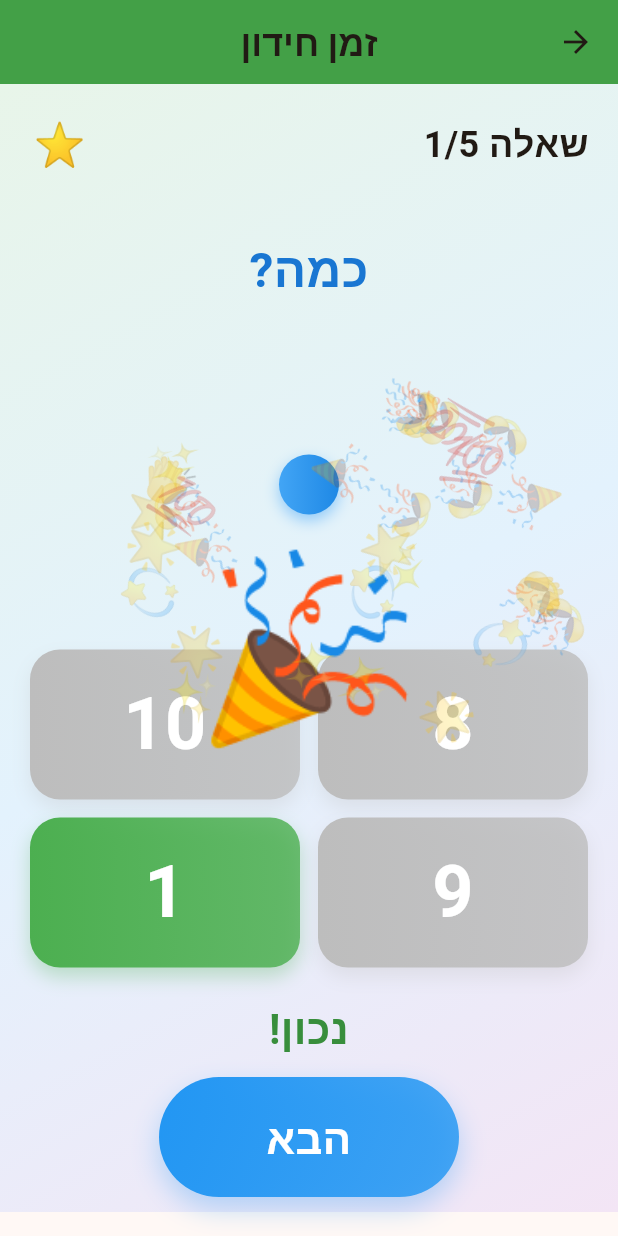
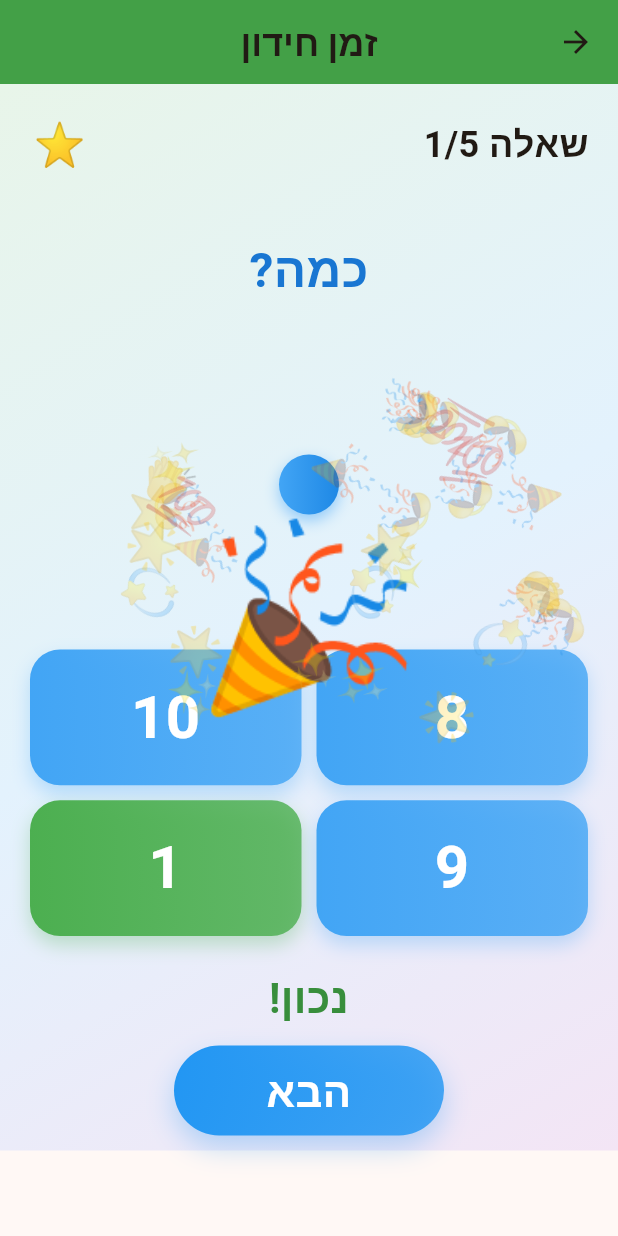
Before and after one commit to cohenra/learning-games, a Flutter app: the NumbersQuizScreen screen opened directly, after a tap on an icon or button, on a phone screen of 412 x 824 dp. Run offline on Flutter 3.47's test engine with Material 3 defaults, Android fonts, the phone set to English and light mode, and no system bars; our stand-ins replace flutter_tts, shared_preferences; accounts and stored records are empty; Roboto replaces fonts that are missing (Rubik).

Commit message:
Improve UI sizing and quiz logic
- Reduce button and card sizes for better screen fit
- Fix quiz to allow retries on wrong answers (don't show correct answer)
- Add sound feedback for correct/wrong answers
- Remove old unused directories (core, games, ui, models, utils)
- Improve spacing and proportions throughout

```diff
--- a/lib/modules/numbers/numbers_quiz_screen.dart
+++ b/lib/modules/numbers/numbers_quiz_screen.dart
@@ -56,7 +56,8 @@ class _NumbersQuizScreenState extends State<NumbersQuizScreen> {
   }
 
   void _handleAnswer(int answer) {
-    if (_selectedAnswer != null) return; // כבר נענה
+    // אם כבר ענו נכון, אל תאפשר לחיצות נוספות
+    if (_isCorrect == true) return;
 
     final appProvider = context.read<AppProvider>();
     final isCorrect = answer == _correctAnswer;
@@ -66,21 +67,37 @@ class _NumbersQuizScreenState extends State<NumbersQuizScreen> {
       _isCorrect = isCorrect;
     });
 
-    // רשום תשובה
-    appProvider.recordAnswer('numbers', isCorrect);
+    if (isCorrect) {
+      // רק תשובות נכונות נספרות
+      appProvider.recordAnswer('numbers', isCorrect);
 
-    if (isCorrect) {
       setState(() {
         _score++;
         _showReward = true;
       });
       appProvider.addStar('numbers');
 
+      // נגן סאונד תשובה נכונה
+      appProvider.speak(Localizations.localeOf(context).languageCode == 'he' ? 'כל הכבוד!' : 'Great job!');
+
       // הסתר את הפרס אחרי 2 שניות
       Future.delayed(const Duration(seconds: 2), () {
         if (mounted) {
           setState(() {
             _showReward = false;
+          });
+        }
+      });
+    } else {
+      // תשובה שגויה - נגן סאונד ואפשר ניסיון נוסף
+      appProvider.speak(Localizations.localeOf(context).languageCode == 'he' ? 'נסה שוב' : 'Try again');
+
+      // אפס את הבחירה אחרי שניה כדי שיוכל לנסות שוב
+      Future.delayed(const Duration(milliseconds: 800), () {
+        if (mounted && _isCorrect == false) {
+          setState(() {
+            _selectedAnswer = null;
+            _isCorrect = null;
           });
         }
       });
@@ -101,15 +118,17 @@ class _NumbersQuizScreenState extends State<NumbersQuizScreen> {
       return Colors.blue.shade400;
     }
 
-    if (option == _correctAnswer) {
-      return Colors.green.shade500;
+    // אם בחרו את האופציה הזו
+    if (option == _selectedAnswer) {
+      if (_isCorrect == true) {
+        return Colors.green.shade500; // נכון - ירוק
+      } else {
+        return Colors.red.shade500; // שגוי - אדום
+      }
     }
 
-    if (option == _selectedAnswer && !_isCorrect!) {
-      return Colors.red.shade500;
-    }
-
-    return Colors.grey.shade400;
+    // כפתורים שלא נבחרו נשארים כחולים (לא מראים את התשובה הנכונה!)
+    return Colors.blue.shade400;
   }
 
   @override
@@ -230,9 +249,9 @@ class _NumbersQuizScreenState extends State<NumbersQuizScreen> {
                       crossAxisCount: 2,
                       shrinkWrap: true,
                       physics: const NeverScrollableScrollPhysics(),
-                      mainAxisSpacing: 12,
-                      crossAxisSpacing: 12,
-                      childAspectRatio: 1.8,
+                      mainAxisSpacing: 10,
+                      crossAxisSpacing: 10,
+                      childAspectRatio: 2.0,
                       children: _options.map((option) {
                         return GestureDetector(
                           onTap: () => _handleAnswer(option),
@@ -259,7 +278,7 @@ class _NumbersQuizScreenState extends State<NumbersQuizScreen> {
                               child: Text(
                                 '$option',
                                 style: const TextStyle(
-                                  fontSize: 48,
+                                  fontSize: 40,
                                   fontWeight: FontWeight.bold,
                                   color: Colors.white,
                                 ),
@@ -271,20 +290,18 @@ class _NumbersQuizScreenState extends State<NumbersQuizScreen> {
                     ),
                   ),
 
-                  // משוב וכפתור הבא
-                  if (_selectedAnswer != null) ...[
+                  // כפתור הבא (רק אם ענו נכון)
+                  if (_isCorrect == true) ...[
                     Padding(
                       padding: const EdgeInsets.symmetric(horizontal: 20, vertical: 10),
                       child: Column(
                         children: [
                           Text(
-                            _isCorrect! ? l10n.correct : l10n.tryAgain,
+                            l10n.correct,
                             style: TextStyle(
                               fontSize: 28,
                               fontWeight: FontWeight.bold,
-                              color: _isCorrect!
-                                  ? Colors.green.shade700
-                                  : Colors.red.shade700,
+                              color: Colors.green.shade700,
                             ),
                           ),
                           const SizedBox(height: 12),
@@ -293,7 +310,8 @@ class _NumbersQuizScreenState extends State<NumbersQuizScreen> {
                               text: l10n.next,
                               onPressed: _nextQuestion,
                               color: Colors.blue.shade500,
-                              width: 200,
+                              width: 180,
+                              height: 60,
                             ),
                           if (isQuizCompleted)
                             KidButton(
@@ -304,7 +322,8 @@ class _NumbersQuizScreenState extends State<NumbersQuizScreen> {
                                 });
                               },
                               color: Colors.green.shade500,
-                              width: 200,
+                              width: 180,
+                              height: 60,
                             ),
                         ],
                       ),
```
Also changed, not shown: lib/core/progress_provider.dart (deleted, +0 -24 lines), lib/games/tap_colors_game.dart (deleted, +0 -302 lines), lib/screens/new_home_screen.dart (+9 -9 lines), lib/ui/game_screen.dart (deleted, +0 -80 lines), lib/ui/home_screen.dart (deleted, +0 -40 lines).
